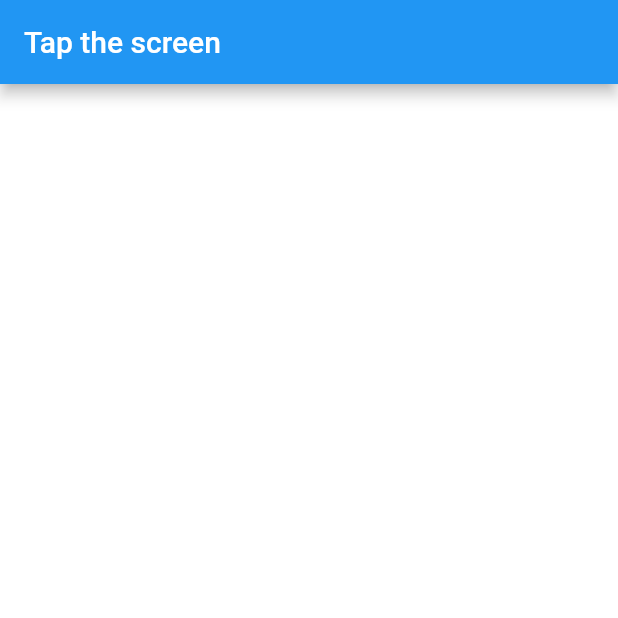
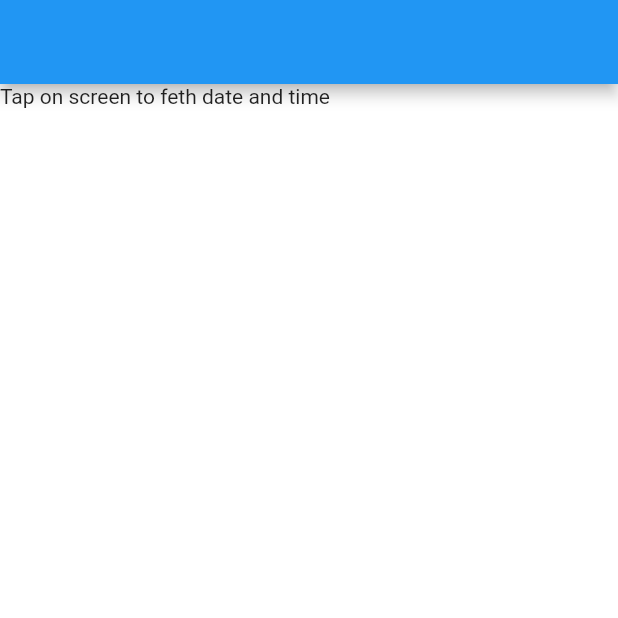
Before and after one commit to skyturkish/State_Managements, a Flutter app: the screen it shows after launch, on a phone screen of 412 x 824 dp, the top half of it. Run offline on Flutter 3.47's test engine with Material 2 defaults, Android fonts, the phone set to English and light mode, and no system bars.

Commit message:
basic state management change time fake api with inherited vanilla widget

```diff
--- a/inherited/statefull_app/lib/main.dart
+++ b/inherited/statefull_app/lib/main.dart
@@ -1,4 +1,5 @@
 import 'package:flutter/material.dart';
+import 'package:uuid/uuid.dart';
 
 void main() => runApp(
       const MyApp(),
@@ -9,10 +10,34 @@
 
   @override
   Widget build(BuildContext context) {
-    return const MaterialApp(
+    return MaterialApp(
+      debugShowCheckedModeBanner: false,
       title: 'Material App',
-      home: HomeView(),
+      home: ApiProvider(
+        api: Api(),
+        child: const HomeView(),
+      ),
     );
+  }
+}
+
+class ApiProvider extends InheritedWidget {
+  final Api api;
+  final String uuid;
+  ApiProvider({
+    Key? key,
+    required this.api,
+    required Widget child,
+  })  : uuid = const Uuid().v4(),
+        super(key: key, child: child);
+
+  @override
+  bool updateShouldNotify(covariant ApiProvider oldWidget) {
+    return uuid != oldWidget.uuid;
+  }
+
+  static ApiProvider of(BuildContext context) {
+    return context.dependOnInheritedWidgetOfExactType<ApiProvider>()!;
   }
 }
 
@@ -24,23 +49,55 @@
 }
 
 class _HomeViewState extends State<HomeView> {
-  String title = "Tap the screen";
+  ValueKey _textKey = const ValueKey<String?>(null);
+
   @override
   Widget build(BuildContext context) {
     return Scaffold(
       appBar: AppBar(
-        title: Text(title),
+        title: Text(ApiProvider.of(context).api.dateAndTime ?? ' '),
       ),
       body: GestureDetector(
-        onTap: () {
+        onTap: () async {
+          final api = ApiProvider.of(context).api;
+          final dateAndTime = await api.getDataAndTime();
           setState(() {
-            title = DateTime.now().toIso8601String();
+            _textKey = ValueKey(dateAndTime);
           });
         },
-        child: Container(
-          color: Colors.white,
+        child: SizedBox.expand(
+          child: Container(
+            color: Colors.white,
+            child: DateTimeWidget(
+              key: _textKey,
+            ),
+          ),
         ),
       ),
     );
   }
 }
+
+class DateTimeWidget extends StatelessWidget {
+  const DateTimeWidget({Key? key}) : super(key: key);
+
+  @override
+  Widget build(BuildContext context) {
+    final Api api = ApiProvider.of(context).api;
+    return Text(api.dateAndTime ?? 'Tap on screen to feth date and time');
+  }
+}
+
+class Api {
+  String? dateAndTime;
+
+  Future<String> getDataAndTime() {
+    return Future.delayed(
+      const Duration(seconds: 1),
+      () => DateTime.now().toIso8601String(),
+    ).then((value) {
+      dateAndTime = value;
+      return value;
+    });
+  }
+}
--- a/inherited/statefull_app/pubspec.yaml
+++ b/inherited/statefull_app/pubspec.yaml
@@ -34,6 +34,7 @@
   # The following adds the Cupertino Icons font to your application.
   # Use with the CupertinoIcons class for iOS style icons.
   cupertino_icons: ^1.0.2
+  uuid: ^3.0.6
 
 dev_dependencies:
   flutter_test:
```
Also changed, not shown: inherited/statefull_app/pubspec.lock.
